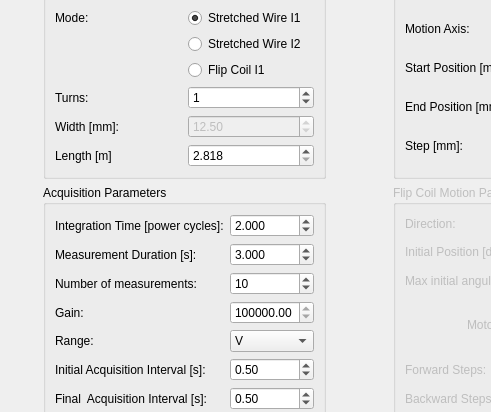
Before: the Qt Designer form movingwire/gui/ui/measurementwidget.ui in lnls-ima/moving-wire-control, drawn with Qt 5; both pictures show x 0 to 491 and y 110 to 522 of the 800 by 663 pixel window.
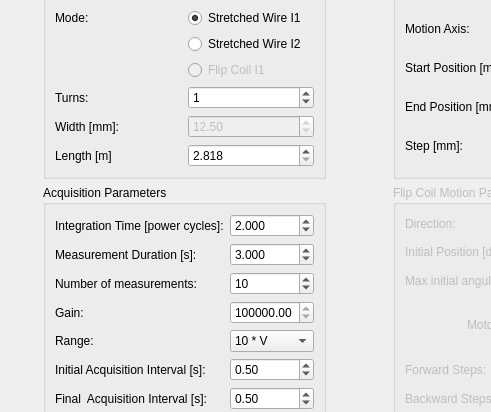
After: the same form once the commit is applied. Icons and pictures are not drawn.

Diff of the .ui file:
```diff
--- a/movingwire/gui/ui/measurementwidget.ui
+++ b/movingwire/gui/ui/measurementwidget.ui
@@ -194,10 +194,10 @@
         <item row="4" column="2">
          <widget class="QComboBox" name="cmb_range">
           <property name="currentText">
-           <string>V</string>
+           <string>10 * V</string>
           </property>
           <property name="currentIndex">
-           <number>1</number>
+           <number>2</number>
           </property>
           <item>
            <property name="text">
@@ -282,6 +282,9 @@
        <layout class="QGridLayout" name="gridLayout_2">
         <item row="2" column="2">
          <widget class="QRadioButton" name="rdb_fc">
+          <property name="enabled">
+           <bool>false</bool>
+          </property>
           <property name="text">
            <string>Flip Coil I1</string>
           </property>
```
